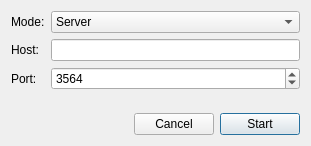
Above: qt_ui/startupwindow.ui from germanogmn1/netcheckers before the change. Below: the same form after it.
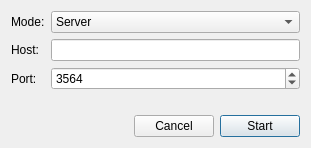
That is the form after the change.

Diff of the .ui file:
```diff
--- a/qt_ui/startupwindow.ui
+++ b/qt_ui/startupwindow.ui
@@ -7,7 +7,7 @@
     <x>0</x>
     <y>0</y>
     <width>311</width>
-    <height>146</height>
+    <height>148</height>
    </rect>
   </property>
   <property name="sizePolicy">
```
